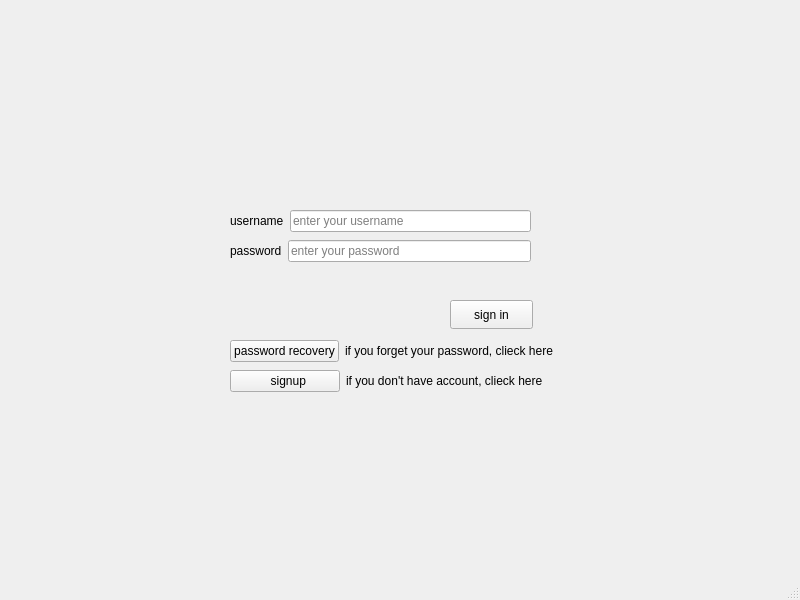
MasihBa/virtual, file client/signin.ui: the form before one commit.
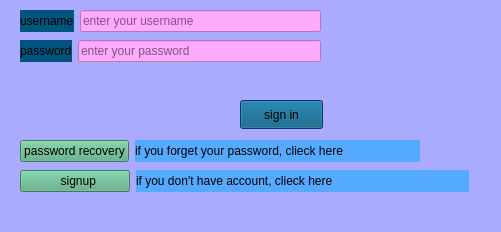
The form after the commit.

Commit message: the warning in singin page was adapted

```diff
--- a/client/signin.ui
+++ b/client/signin.ui
@@ -6,19 +6,34 @@
    <rect>
     <x>0</x>
     <y>0</y>
-    <width>800</width>
-    <height>600</height>
+    <width>501</width>
+    <height>232</height>
    </rect>
   </property>
+  <property name="sizePolicy">
+   <sizepolicy hsizetype="Fixed" vsizetype="Fixed">
+    <horstretch>0</horstretch>
+    <verstretch>0</verstretch>
+   </sizepolicy>
+  </property>
+  <property name="minimumSize">
+   <size>
+    <width>400</width>
+    <height>200</height>
+   </size>
+  </property>
   <property name="windowTitle">
    <string>MainWindow</string>
   </property>
+  <property name="styleSheet">
+   <string notr="true">background-color: rgb(170, 170, 255);</string>
+  </property>
   <widget class="QWidget" name="centralwidget">
    <widget class="QWidget" name="layoutWidget">
     <property name="geometry">
      <rect>
-      <x>230</x>
-      <y>210</y>
+      <x>20</x>
+      <y>10</y>
       <width>301</width>
       <height>31</height>
      </rect>
@@ -26,6 +41,9 @@
     <layout class="QFormLayout" name="formLayout_4">
      <item row="0" column="0">
       <widget class="QLabel" name="usernamelabel_signInPage">
+       <property name="styleSheet">
+        <string notr="true">background-color: rgb(0, 85, 127);</string>
+       </property>
        <property name="text">
         <string>username</string>
        </property>
@@ -33,6 +51,9 @@
      </item>
      <item row="0" column="1">
       <widget class="QLineEdit" name="usernameInSignInPagelineEdit">
+       <property name="styleSheet">
+        <string notr="true">background-color: rgb(255, 170, 255);</string>
+       </property>
        <property name="placeholderText">
         <string>enter your username</string>
        </property>
@@ -43,8 +64,8 @@
    <widget class="QWidget" name="layoutWidget_2">
     <property name="geometry">
      <rect>
-      <x>230</x>
-      <y>240</y>
+      <x>20</x>
+      <y>40</y>
       <width>301</width>
       <height>31</height>
      </rect>
@@ -52,6 +73,9 @@
     <layout class="QFormLayout" name="formLayout_5">
      <item row="0" column="0">
       <widget class="QLabel" name="passwordlabel_signInPage">
+       <property name="styleSheet">
+        <string notr="true">background-color: rgb(0, 85, 127);</string>
+       </property>
        <property name="text">
         <string>password</string>
        </property>
@@ -59,6 +83,9 @@
      </item>
      <item row="0" column="1">
       <widget class="QLineEdit" name="passInSignInPagelineEdit">
+       <property name="styleSheet">
+        <string notr="true">background-color: rgb(255, 170, 255);</string>
+       </property>
        <property name="echoMode">
         <enum>QLineEdit::EchoMode::Password</enum>
        </property>
@@ -72,21 +99,24 @@
    <widget class="QPushButton" name="signInpushButton_signInPage">
     <property name="geometry">
      <rect>
-      <x>450</x>
-      <y>300</y>
+      <x>240</x>
+      <y>100</y>
       <width>83</width>
       <height>29</height>
      </rect>
     </property>
+    <property name="styleSheet">
+     <string notr="true">background-color: rgb(0, 85, 127);</string>
+    </property>
     <property name="text">
      <string>sign in</string>
     </property>
    </widget>
-   <widget class="QWidget" name="">
+   <widget class="QWidget" name="layoutWidget">
     <property name="geometry">
      <rect>
-      <x>230</x>
-      <y>340</y>
+      <x>20</x>
+      <y>140</y>
       <width>400</width>
       <height>31</height>
      </rect>
@@ -94,6 +124,9 @@
     <layout class="QFormLayout" name="formLayout">
      <item row="0" column="0">
       <widget class="QPushButton" name="passwordrecoverysigninpushButton">
+       <property name="styleSheet">
+        <string notr="true">background-color: rgb(85, 170, 127);</string>
+       </property>
        <property name="text">
         <string>password recovery</string>
        </property>
@@ -101,6 +134,9 @@
      </item>
      <item row="0" column="1">
       <widget class="QLabel" name="passwordRecoverySigninlabel">
+       <property name="styleSheet">
+        <string notr="true">background-color: rgb(85, 170, 255);</string>
+       </property>
        <property name="text">
         <string>if you forget your password, clieck here</string>
        </property>
@@ -108,11 +144,11 @@
      </item>
     </layout>
    </widget>
-   <widget class="QWidget" name="">
+   <widget class="QWidget" name="layoutWidget">
     <property name="geometry">
      <rect>
-      <x>230</x>
-      <y>370</y>
+      <x>20</x>
+      <y>170</y>
       <width>449</width>
       <height>31</height>
      </rect>
@@ -120,6 +156,9 @@
     <layout class="QFormLayout" name="formLayout_2">
      <item row="0" column="0">
       <widget class="QPushButton" name="signupsigninpushButton">
+       <property name="styleSheet">
+        <string notr="true">background-color: rgb(85, 170, 127);</string>
+       </property>
        <property name="text">
         <string>           signup         </string>
        </property>
@@ -127,6 +166,9 @@
      </item>
      <item row="0" column="1">
       <widget class="QLabel" name="signupsigninlabel">
+       <property name="styleSheet">
+        <string notr="true">background-color: rgb(85, 170, 255);</string>
+       </property>
        <property name="text">
         <string>if you don't have account, clieck here</string>
        </property>
@@ -135,17 +177,6 @@
     </layout>
    </widget>
   </widget>
-  <widget class="QMenuBar" name="menubar">
-   <property name="geometry">
-    <rect>
-     <x>0</x>
-     <y>0</y>
-     <width>800</width>
-     <height>25</height>
-    </rect>
-   </property>
-  </widget>
-  <widget class="QStatusBar" name="statusbar"/>
  </widget>
  <resources/>
  <connections/>
```
The commit also changes 2 other files.
